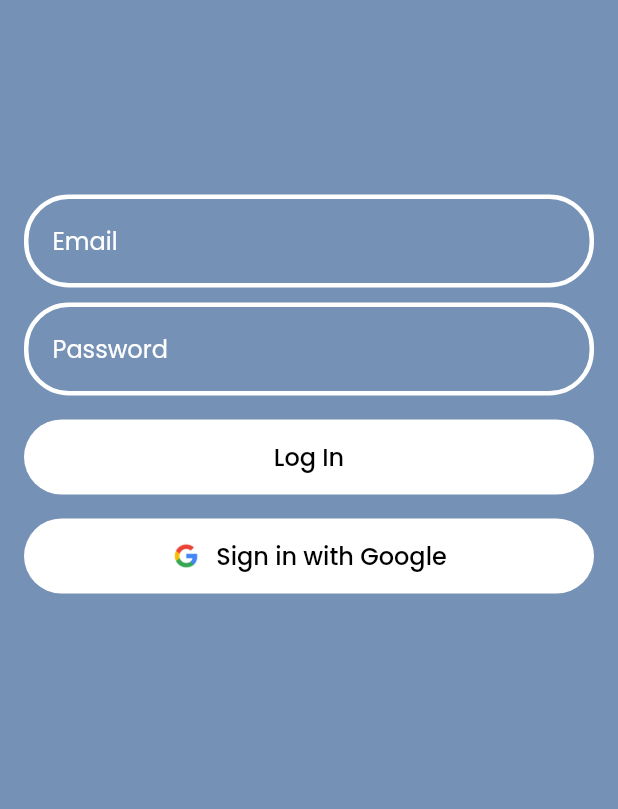
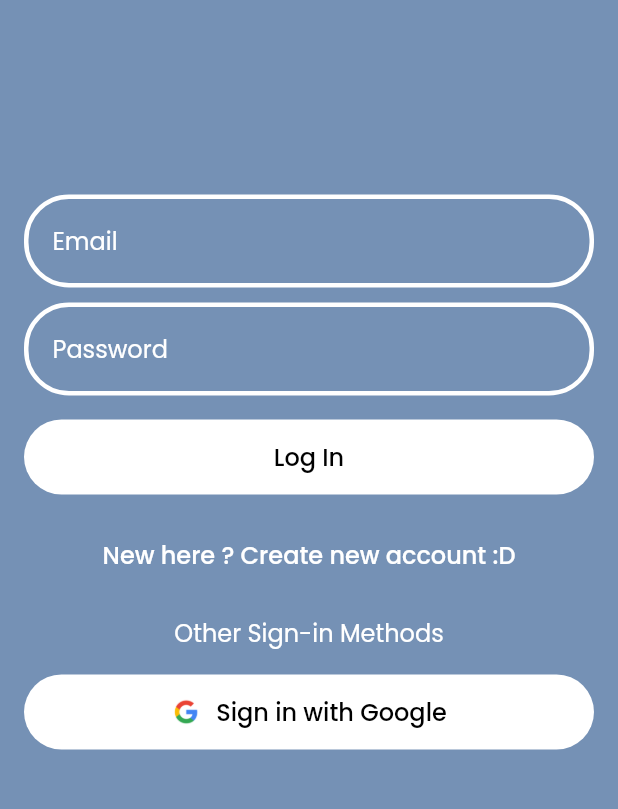
Before and after one commit to neminsheth/mental-health-assistant, a Flutter app: the screen it shows after launch, on a phone screen of 412 x 824 dp, the part 212-1021 px from its top. Run offline on Flutter 3.47's test engine with Material 2 defaults, Android fonts, the phone set to English and light mode, and no system bars; our stand-ins replace animated_toggle_switch, audioplayers, circular_countdown_timer, cloud_firestore, firebase_auth, firebase_core and 7 more; missing offline and left inert: dotted_dashed_line, simple_animation_progress_bar, video_thumbnail_imageview; accounts and stored records are empty; generated files the repository leaves out were written again; key blocks and very long unbroken strings in the code were emptied for the run.

Commit message:
Sign up added

```diff
--- a/lib/authentication/login.dart
+++ b/lib/authentication/login.dart
@@ -5,6 +5,7 @@ import 'package:google_sign_in/google_sign_in.dart';
 
 import '../colors.dart';
 import '../home.dart';
+import 'sign_up.dart'; // Import SignUpPage for navigation to the signup page
 
 class LoginPage extends StatefulWidget {
   @override
@@ -112,27 +113,21 @@ class _LoginPageState extends State<LoginPage> {
           child: Column(
             mainAxisAlignment: MainAxisAlignment.center,
             children: [
-              SizedBox(
-                height: 30,
-              ),
+              SizedBox(height: 30),
               Container(
                 child: Text(
                   'IPD PROJECT',
                   style: GoogleFonts.poppins(fontSize: 40, color: Colors.white),
                 ),
               ),
-              SizedBox(
-                height: 5,
-              ),
+              SizedBox(height: 5),
               Container(
                 child: Text(
                   'Your mental health assistant :)',
                   style: GoogleFonts.poppins(fontSize: 20, color: Colors.white),
                 ),
               ),
-              SizedBox(
-                height: 130,
-              ),
+              SizedBox(height: 130),
               Container(
                 decoration: BoxDecoration(
                   borderRadius: BorderRadius.circular(30),
@@ -149,7 +144,7 @@ class _LoginPageState extends State<LoginPage> {
                   style: TextStyle(color: Colors.white),
                 ),
               ),
-              SizedBox(height: 10.0),
+              SizedBox(height: 10),
               Container(
                 decoration: BoxDecoration(
                   borderRadius: BorderRadius.circular(30),
@@ -167,7 +162,7 @@ class _LoginPageState extends State<LoginPage> {
                   style: TextStyle(color: Colors.white),
                 ),
               ),
-              SizedBox(height: 16.0),
+              SizedBox(height: 16),
               Container(
                 width: double.infinity,
                 height: 50,
@@ -175,17 +170,33 @@ class _LoginPageState extends State<LoginPage> {
                   borderRadius: BorderRadius.circular(30),
                   color: Colors.white,
                 ),
-                child: Builder(
-                  builder: (context) => MaterialButton(
-                    onPressed: () => _login(context),
-                    child: Text(
-                      'Log In',
-                      style: GoogleFonts.poppins(fontSize: 16, color: Colors.black),
-                    ),
+                child: MaterialButton(
+                  onPressed: () => _login(context),
+                  child: Text(
+                    'Log In',
+                    style: GoogleFonts.poppins(fontSize: 16, color: Colors.black),
                   ),
                 ),
               ),
-              SizedBox(height: 16.0),
+              SizedBox(height: 16),
+              TextButton(
+                onPressed: () {
+                  Navigator.push(
+                    context,
+                    MaterialPageRoute(builder: (context) => SignUpPage()),
+                  );
+                },
+                child: Text(
+                  'New here ? Create new account :D',
+                  style: GoogleFonts.poppins(fontSize: 16, color: Colors.white),
+                ),
+              ),
+              SizedBox(height: 16),
+              Text(
+                'Other Sign-in Methods',
+                style: GoogleFonts.poppins(fontSize: 16, color: Colors.white),
+              ),
+              SizedBox(height: 16),
               Container(
                 width: double.infinity,
                 height: 50,
@@ -200,7 +211,7 @@ class _LoginPageState extends State<LoginPage> {
                     children: [
                       Image.asset(
                         'assets/images/google_login.png',
-                        height: 20, // Adjust height as needed
+                        height: 20,
                       ),
                       SizedBox(width: 10),
                       Text(
@@ -211,9 +222,7 @@ class _LoginPageState extends State<LoginPage> {
                   ),
                 ),
               ),
-              SizedBox(
-                height: 300,
-              ),
+              SizedBox(height: 300),
               Text(
                 "Built with ❤️ by Your Name",
                 textScaleFactor: 1,
--- a/pubspec.yaml
+++ b/pubspec.yaml
@@ -56,6 +56,7 @@ dependencies:
   firebase_auth: ^4.16.0
   google_fonts: ^4.0.4
   google_sign_in: ^6.1.6
+  cloud_firestore: ^4.14.0
 
 
 dev_dependencies:
```
Also changed, not shown: lib/authentication/sign_up.dart (added, +129 -0 lines), lib/profile.dart (+21 -1 lines), lib/authentication/sign up.dart (deleted), pubspec.lock, 3 other files.
